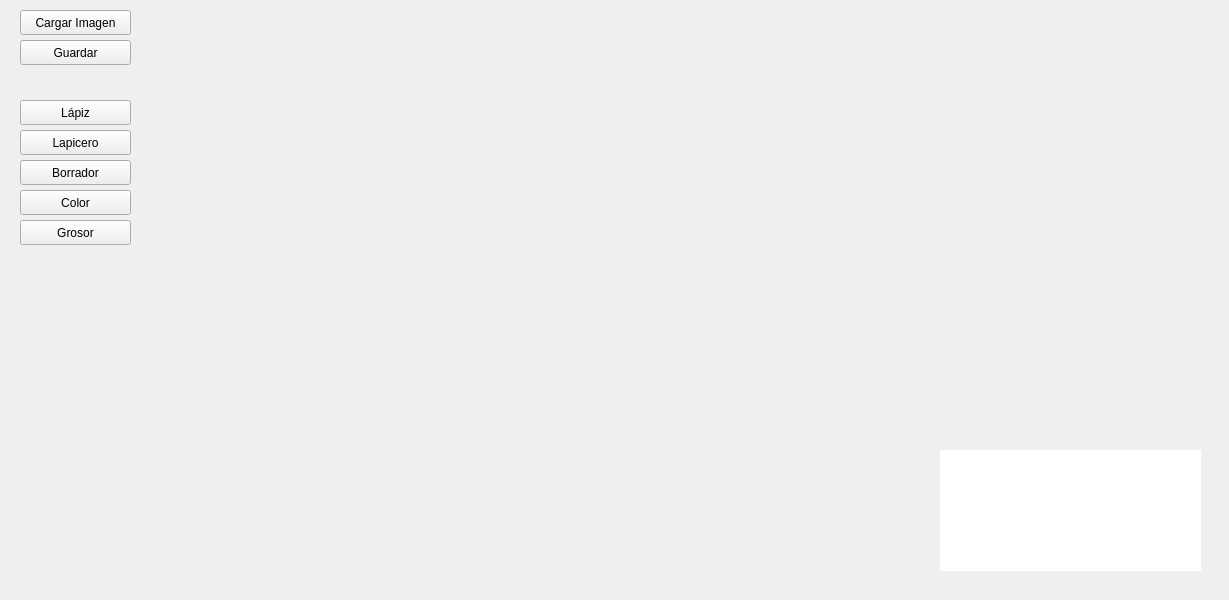
Old version of the form ppp/widget.ui in the repository Noemi2002/Paint_V3.
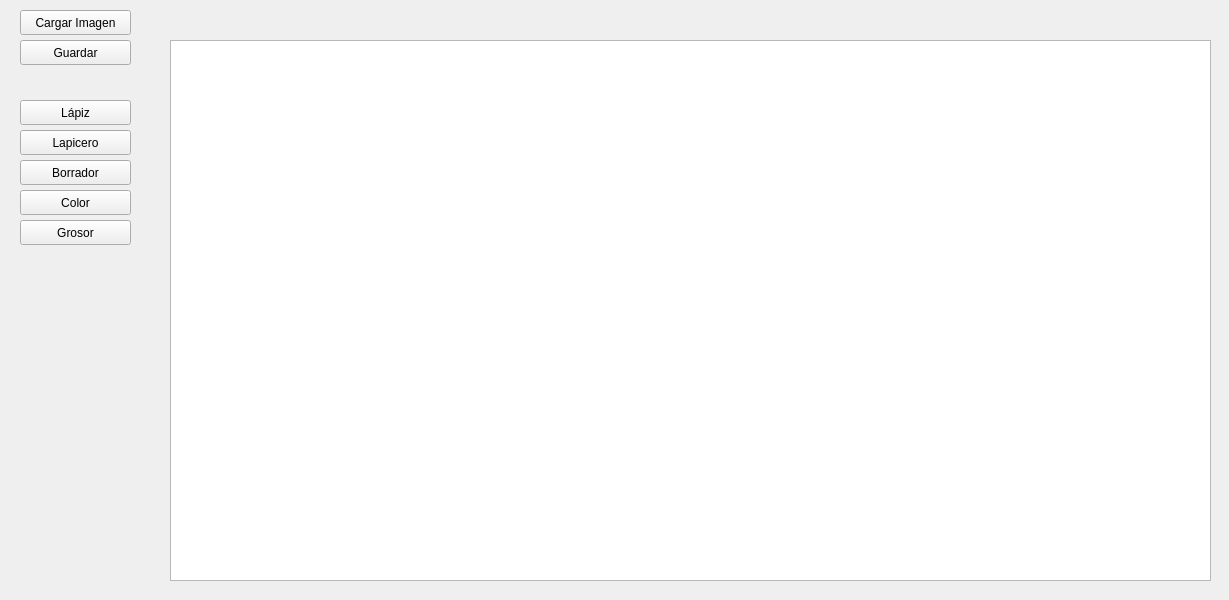
New version of the form.

Commit message: GraphicView para la imagen

Diff of the .ui file:
```diff
--- a/ppp/widget.ui
+++ b/ppp/widget.ui
@@ -78,24 +78,6 @@
     <string>Guardar</string>
    </property>
   </widget>
-  <widget class="QLabel" name="canva">
-   <property name="geometry">
-    <rect>
-     <x>940</x>
-     <y>450</y>
-     <width>261</width>
-     <height>121</height>
-    </rect>
-   </property>
-   <property name="styleSheet">
-    <string notr="true">#canva{
-background-color: white;
-}</string>
-   </property>
-   <property name="text">
-    <string/>
-   </property>
-  </widget>
   <widget class="QPushButton" name="colorBUtton">
    <property name="geometry">
     <rect>
@@ -122,6 +104,16 @@
     <string>Grosor</string>
    </property>
   </widget>
+  <widget class="QGraphicsView" name="canva">
+   <property name="geometry">
+    <rect>
+     <x>170</x>
+     <y>40</y>
+     <width>1041</width>
+     <height>541</height>
+    </rect>
+   </property>
+  </widget>
  </widget>
  <resources/>
  <connections/>
```
The commit also changes 7 other files.
